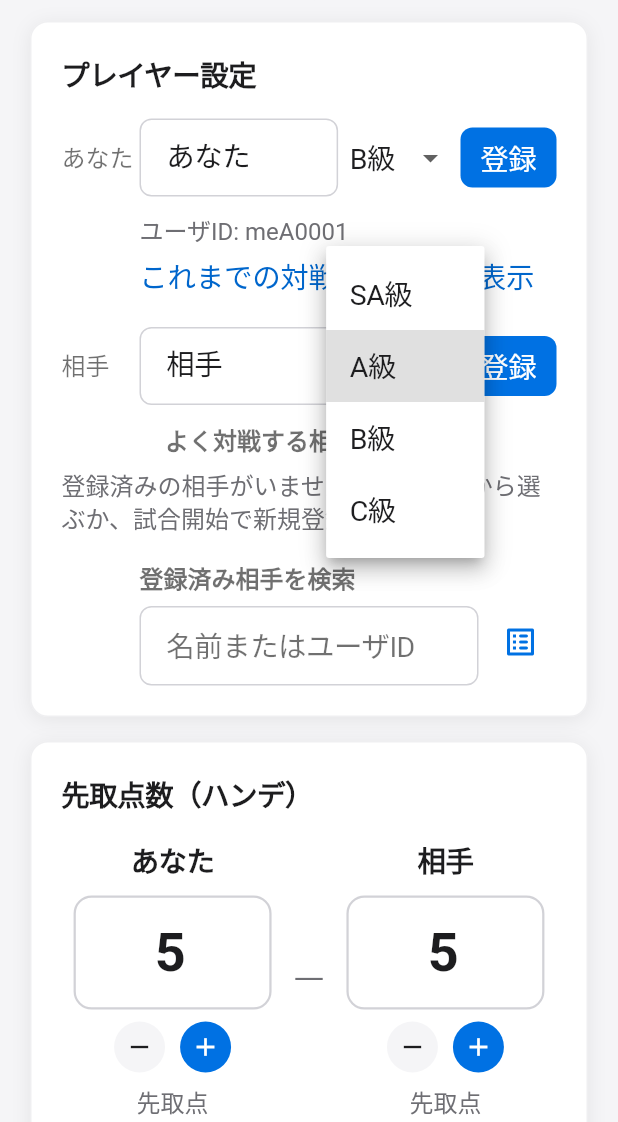
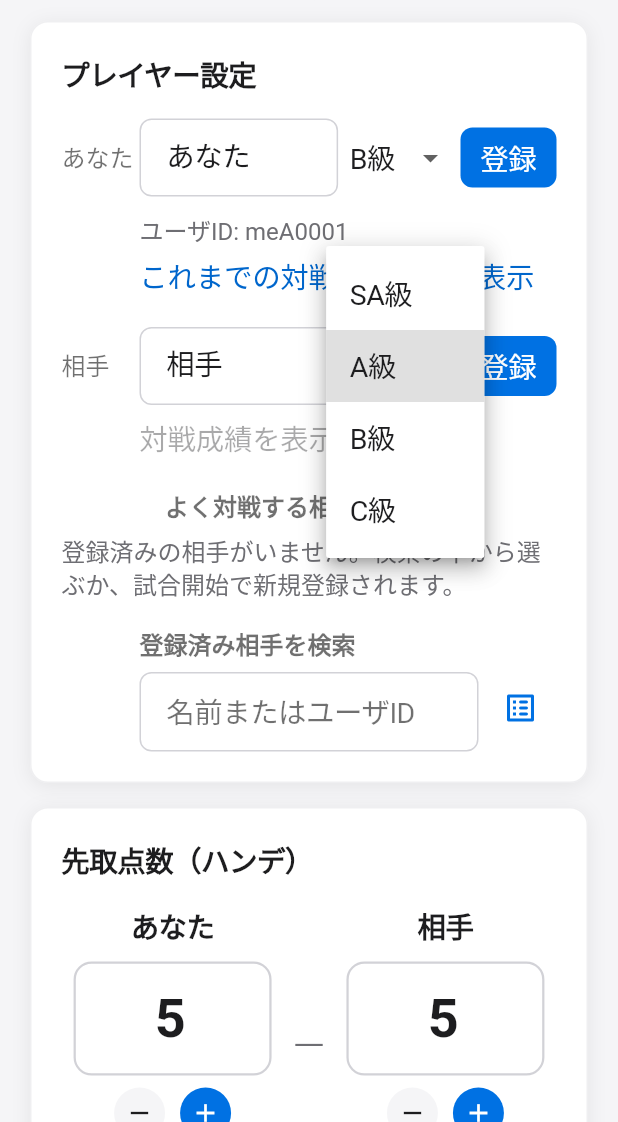
Before and after one commit to 7aota7-ai/billiards_flutter, a Flutter app: the screen it shows after launch, after a tap on "登録", after a tap on "A級", on a phone screen of 412 x 824 dp, the part 114-1236 px from its top. Run offline on Flutter 3.47's test engine with Material 3 defaults, Android fonts, the phone set to English and light mode, and no system bars; our stand-ins replace shared_preferences; Roboto replaces fonts that are missing (Meiryo UI).

Commit message:
fix: tighten setup/timer UI, scoreboard actions, and phone axis picks
Improve setup opponent block and unified timer bands; wrap foul/reset in scoreboard; phone layout editor axis select-then-drag with clearer X/Y semantics.

Co-authored-by: Cursor <cursoragent@cursor.com>

```diff
--- a/lib/screens/setup_screen.dart
+++ b/lib/screens/setup_screen.dart
@@ -705,6 +705,24 @@ class _SetupScreenState extends State<SetupScreen> {
                       ],
                     ),
                   ),
+                  Padding(
+                    padding: const EdgeInsets.only(
+                        left: _kLabeledContentInset, top: 4, bottom: 4),
+                    child: Align(
+                      alignment: Alignment.centerLeft,
+                      child: TextButton(
+                        style: TextButton.styleFrom(
+                          padding: const EdgeInsets.symmetric(
+                              horizontal: 0, vertical: 4),
+                          minimumSize: Size.zero,
+                          tapTargetSize: MaterialTapTargetSize.shrinkWrap,
+                        ),
+                        onPressed:
+                            _p2OpponentId == null ? null : _showMatchupStatsSheet,
+                        child: const Text('対戦成績を表示'),
+                      ),
+                    ),
+                  ),
                   const SizedBox(height: 12),
                   Text(
                     'よく対戦する相手から選ぶ',
@@ -835,62 +853,6 @@ class _SetupScreenState extends State<SetupScreen> {
                             ),
                           ],
                         ),
-                        if (_p2OpponentId != null) ...[
-                          const SizedBox(height: 6),
-                          DecoratedBox(
-                            decoration: BoxDecoration(
-                              color: AppleColors.white,
-                              borderRadius: BorderRadius.circular(10),
-                              border: Border.all(color: AppleColors.separator),
-                            ),
-                            child: Padding(
-                              padding: const EdgeInsets.fromLTRB(10, 8, 10, 8),
-                              child: Row(
-                                children: [
-                                  Expanded(
-                                    child: Column(
-                                      crossAxisAlignment:
-                                          CrossAxisAlignment.start,
-                                      children: [
-                                        Text(
-                                          _p2Name.text.trim().isEmpty
-                                              ? '相手'
-                                              : _p2Name.text.trim(),
-                                          maxLines: 1,
-                                          overflow: TextOverflow.ellipsis,
-                                          style: tt.bodyMedium?.copyWith(
-                                            fontWeight: FontWeight.w700,
-                                          ),
-                                        ),
-                                        const SizedBox(height: 3),
-                                        Text(
-                                          'ユーザID: $_p2OpponentId',
-                                          style: tt.labelLarge?.copyWith(
-                                            color: AppleColors
-                                                .glyphGraySecondary,
-                                          ),
-                                        ),
-                                      ],
-                                    ),
-                                  ),
-                                  const SizedBox(width: 8),
-                                  TextButton(
-                                    onPressed: _showMatchupStatsSheet,
-                                    child: const Text('対戦成績を表示'),
-                                  ),
-                                  IconButton(
-                                    tooltip: '選択解除',
-                                    icon: const Icon(Icons.close),
-                                    onPressed: () => setState(() {
-                                      _p2OpponentId = null;
-                                      _selectedStats = null;
-                                    }),
-                                  ),
-                                ],
-                              ),
-                            ),
-                          ),
-                        ],
                       ],
                     ),
                   ),
@@ -961,10 +923,15 @@ class _SetupScreenState extends State<SetupScreen> {
                         final cardHeight = (108 + w * 0.08).clamp(160.0, 220.0);
                         const narrowBreak = 600.0;
                         final narrow = w < narrowBreak;
+                        const timerBandH = 132.0;
 
                         Widget tileA() => SizedBox(
+                              width: narrow ? double.infinity : null,
+                              child: Column(
+                                crossAxisAlignment: CrossAxisAlignment.stretch,
+                                children: [
+                                  SizedBox(
                                     height: cardHeight,
-                              width: narrow ? double.infinity : null,
                                     child: _TimerModeTile(
                                       title: 'A  持ち時間',
                                       subtitle: '各自の持ち時間のあと、1ショットタイマーに切り替わります',
@@ -972,10 +939,43 @@ class _SetupScreenState extends State<SetupScreen> {
                                       onTap: () => setState(
                                           () => _tab = TimerTabKind.totalThenShot),
                                     ),
+                                  ),
+                                  const SizedBox(height: 8),
+                                  _TimerBottomBand(
+                                    height: timerBandH,
+                                    title: '時間の設定',
+                                    child: Row(
+                                      crossAxisAlignment:
+                                          CrossAxisAlignment.start,
+                                      children: [
+                                        Expanded(
+                                          child: _TimerNumericField(
+                                            label: '各自',
+                                            controller: _aTotal,
+                                            suffix: '分',
+                                          ),
+                                        ),
+                                        const SizedBox(width: 8),
+                                        Expanded(
+                                          child: _TimerNumericField(
+                                            label: '時間切れ後',
+                                            controller: _aShot,
+                                            suffix: '秒',
+                                          ),
+                                        ),
+                                      ],
+                                    ),
+                                  ),
+                                ],
+                              ),
                             );
                         Widget tileB() => SizedBox(
+                              width: narrow ? double.infinity : null,
+                              child: Column(
+                                crossAxisAlignment: CrossAxisAlignment.stretch,
+                                children: [
+                                  SizedBox(
                                     height: cardHeight,
-                              width: narrow ? double.infinity : null,
                                     child: _TimerModeTile(
                                       title: 'B  1ショットクロック',
                                       subtitle: '１ショットごとにカウント',
@@ -983,10 +983,35 @@ class _SetupScreenState extends State<SetupScreen> {
                                       onTap: () => setState(
                                           () => _tab = TimerTabKind.shotClockOnly),
                                     ),
+                                  ),
+                                  const SizedBox(height: 8),
+                                  _TimerBottomBand(
+                                    height: timerBandH,
+                                    title: '時間の設定',
+                                    child: Row(
+                                      crossAxisAlignment:
+                                          CrossAxisAlignment.start,
+                                      children: [
+                                        Expanded(
+                                          child: _TimerNumericField(
+                                            label: '制限時間',
+                                            controller: _bShot,
+                                            suffix: '秒',
+                                          ),
+                                        ),
+                                      ],
+                                    ),
+                                  ),
+                                ],
+                              ),
                             );
                         Widget tileC() => SizedBox(
+                              width: narrow ? double.infinity : null,
+                              child: Column(
+                                crossAxisAlignment: CrossAxisAlignment.stretch,
+                                children: [
+                                  SizedBox(
                                     height: cardHeight,
-                              width: narrow ? double.infinity : null,
                                     child: _TimerModeTile(
                                       title: 'C  制限なし',
                                       subtitle: 'タイマーなしで進行します',
@@ -994,16 +1019,42 @@ class _SetupScreenState extends State<SetupScreen> {
                                       onTap: () => setState(
                                           () => _tab = TimerTabKind.unlimited),
                                     ),
+                                  ),
+                                  const SizedBox(height: 8),
+                                  const _TimerBottomBand(
+                                    height: timerBandH,
+                                    title: '時間の設定',
+                                    child: _TimerBottomBandPlaceholder(
+                                      text: '入力なし',
+                                    ),
+                                  ),
+                                ],
+                              ),
                             );
                         Widget tileD() => SizedBox(
+                              width: narrow ? double.infinity : null,
+                              child: Column(
+                                crossAxisAlignment: CrossAxisAlignment.stretch,
+                                children: [
+                                  SizedBox(
                                     height: cardHeight,
-                              width: narrow ? double.infinity : null,
                                     child: _TimerModeTile(
                                       title: 'D  制限なし（カウントナイン）',
                                       subtitle: 'カウントナイン専用スコアボード',
                                       selected: _tab == TimerTabKind.countNine,
                                       onTap: () => setState(
                                           () => _tab = TimerTabKind.countNine),
+                                    ),
+                                  ),
+                                  const SizedBox(height: 8),
+                                  const _TimerBottomBand(
+                                    height: timerBandH,
+                                    title: '時間の設定',
+                                    child: _TimerBottomBandPlaceholder(
+                                      text: '入力なし',
+                                    ),
+                                  ),
+                                ],
                               ),
                             );
 
@@ -1055,60 +1106,6 @@ class _SetupScreenState extends State<SetupScreen> {
                       },
                     ),
                   ),
-                  const SizedBox(height: 12),
-                  if (_tab == TimerTabKind.totalThenShot) ...[
-                    // IntrinsicHeight+stretch は初回レイアウトで intrinsic と実高さが 1px ずれて overflow しやすい
-                    Row(
-                      crossAxisAlignment: CrossAxisAlignment.start,
-                      children: [
-                        Expanded(
-                          child: _TimerOptColumn(
-                            label: '持ち時間（各自）',
-                            field: _aTotal,
-                            suffix: '分',
-                          ),
-                        ),
-                        const SizedBox(width: 12),
-                        Expanded(
-                          child: _TimerOptColumn(
-                            label: '時間切れ後の1ショット',
-                            field: _aShot,
-                            suffix: '秒',
-                          ),
-                        ),
-                      ],
-                    ),
-                    Padding(
-                      padding: const EdgeInsets.only(top: 8),
-                      child: Text(
-                        '持ち時間が切れたら1ショットタイマーに切り替わります。',
-                        style: tt.labelLarge?.copyWith(
-                          color: AppleColors.glyphGraySecondary,
-                          height: 1.35,
-                        ),
-                      ),
-                    ),
-                  ],
-                  if (_tab == TimerTabKind.shotClockOnly) ...[
-                    _OptRow(
-                      label: '1ショットの制限時間',
-                      field: _bShot,
-                      suffix: '秒',
-                      min: 5,
-                      max: 300,
-                      compact: true,
-                    ),
-                    Padding(
-                      padding: const EdgeInsets.only(top: 2),
-                      child: Text(
-                        'スタート後にカウントダウン。一時停止・リセットは相手が操作します。',
-                        style: tt.labelLarge?.copyWith(
-                          color: AppleColors.glyphGraySecondary,
-                          height: 1.35,
-                        ),
-                      ),
-                    ),
-                  ],
                   if (_tab == TimerTabKind.unlimited)
                     Padding(
                       padding: const EdgeInsets.only(top: 4),
@@ -1133,21 +1130,40 @@ class _SetupScreenState extends State<SetupScreen> {
             _CardBlock(
               title: 'マッチ設定',
               badge: '任意',
-              child: Row(
+              child: Column(
+                crossAxisAlignment: CrossAxisAlignment.start,
+                children: [
+                  Text(
+                    '連続でセットマッチを行う際に利用できる機能です',
+                    style: tt.labelLarge?.copyWith(
+                      color: AppleColors.glyphGraySecondary,
+                      height: 1.35,
+                    ),
+                  ),
+                  const SizedBox(height: 10),
+                  Row(
                     children: [
                       Text(
                         '最大セット数',
-                    style: tt.bodyMedium
-                        ?.copyWith(color: AppleColors.textSecondary),
+                        style:
+                            tt.bodyMedium?.copyWith(color: AppleColors.textSecondary),
                       ),
                       const SizedBox(width: 8),
                       Expanded(
                         child: DropdownButtonFormField<int>(
-                      value: _maxSets,
+                          initialValue: _maxSets,
+                          isExpanded: true,
                           decoration: const InputDecoration(
                             isDense: true,
                             border: OutlineInputBorder(),
                           ),
+                          selectedItemBuilder: (context) => const [
+                            Text('設定しない（スコアのみ）', overflow: TextOverflow.ellipsis),
+                            Text('3セット（先取2）', overflow: TextOverflow.ellipsis),
+                            Text('5セット（先取3）', overflow: TextOverflow.ellipsis),
+                            Text('7セット（先取4）', overflow: TextOverflow.ellipsis),
+                            Text('9セット（先取5）', overflow: TextOverflow.ellipsis),
+                          ],
                           items: const [
                             DropdownMenuItem(value: 0, child: Text('設定しない（スコアのみ）')),
                             DropdownMenuItem(value: 3, child: Text('3セット（先取2）')),
@@ -1157,6 +1173,8 @@ class _SetupScreenState extends State<SetupScreen> {
                           ],
                           onChanged: (v) => setState(() => _maxSets = v ?? 0),
                         ),
+                      ),
+                    ],
                   ),
                 ],
               ),
@@ -1168,12 +1186,15 @@ class _SetupScreenState extends State<SetupScreen> {
               child: FilledButton(
                 onPressed: _targetsValid ? () => _start() : null,
                 style: FilledButton.styleFrom(
-                  padding: const EdgeInsets.symmetric(vertical: 16),
+                  padding: const EdgeInsets.symmetric(vertical: 12),
                   shape: RoundedRectangleBorder(
                     borderRadius: BorderRadius.circular(12),
                   ),
                 ),
-                child: const Text('試合開始'),
+                child: Text(
+                  '試合開始',
+                  style: tt.titleMedium?.copyWith(height: 1.2),
+                ),
               ),
             ),
             const SizedBox(height: 28),
@@ -1356,7 +1377,7 @@ class _HandePlayer extends StatelessWidget {
               keyboardType: TextInputType.number,
               textAlign: TextAlign.center,
               inputFormatters: [FilteringTextInputFormatter.digitsOnly],
-              style: TextStyle(
+              style: const TextStyle(
                 fontSize: _inputFontSize,
                 fontWeight: FontWeight.w600,
                 height: 1.1,
@@ -1453,87 +1474,128 @@ class _TargetAdjustButton extends StatelessWidget {
   }
 }
 
-/// モードA: 持ち時間・ショット時間（横並び・フォント拡大）
-class _TimerOptColumn extends StatelessWidget {
-  const _TimerOptColumn({
-    required this.label,
-    required this.field,
-    required this.suffix,
+/// タイマー各列の下段: A/B と同じ高さ・枠線で統一する
+class _TimerBottomBand extends StatelessWidget {
+  const _TimerBottomBand({
+    required this.height,
+    required this.title,
+    required this.child,
   });
 
-  final String label;
-  final TextEditingController field;
-  final String suffix;
-
-  static const double _scale = 1.2;
+  final double height;
+  final String title;
+  final Widget child;
 
   @override
   Widget build(BuildContext context) {
     final tt = Theme.of(context).textTheme;
-    final labelFs = (tt.labelLarge?.fontSize ?? 14) * _scale;
-    final fieldFs = (tt.bodyLarge?.fontSize ?? 17) * _scale;
-    final suffixStyle = tt.labelLarge?.copyWith(
-      fontSize: labelFs * 0.95,
+    return SizedBox(
+      height: height,
+      child: DecoratedBox(
+        decoration: BoxDecoration(
+          color: AppleColors.lightGray.withValues(alpha: 0.45),
+          borderRadius: BorderRadius.circular(10),
+          border: Border.all(color: AppleColors.separator.withValues(alpha: 0.6)),
+        ),
+        child: Padding(
+          padding: const EdgeInsets.fromLTRB(10, 10, 10, 10),
+          child: Column(
+            crossAxisAlignment: CrossAxisAlignment.stretch,
+            children: [
+              Text(
+                title,
+                style: tt.labelLarge?.copyWith(
+                  color: AppleColors.textSecondary,
+                  fontWeight: FontWeight.w700,
+                  letterSpacing: 0.2,
+                ),
+              ),
+              const SizedBox(height: 10),
+              Expanded(child: child),
+            ],
+          ),
+        ),
+      ),
+    );
+  }
+}
+
+class _TimerBottomBandPlaceholder extends StatelessWidget {
+  const _TimerBottomBandPlaceholder({
+    required this.text,
+  });
+
+  final String text;
+
+  @override
+  Widget build(BuildContext context) {
+    final tt = Theme.of(context).textTheme;
+    return Align(
+      alignment: Alignment.center,
+      child: Text(
+        text,
+        style: tt.labelLarge?.copyWith(
           color: AppleColors.glyphGraySecondary,
           fontWeight: FontWeight.w500,
-    );
-
-    final borderRadius = BorderRadius.circular(8);
-    final outlineBorder = OutlineInputBorder(
-      borderRadius: borderRadius,
-      borderSide: const BorderSide(color: AppleColors.separator),
-    );
-    final outlineFocused = OutlineInputBorder(
-      borderRadius: borderRadius,
-      borderSide: const BorderSide(color: AppleColors.appleBlue, width: 2),
-    );
-
+        ),
+      ),
+    );
+  }
+}
+
+class _TimerNumericField extends StatelessWidget {
+  const _TimerNumericField({
+    required this.label,
+    required this.controller,
+    required this.suffix,
+  });
+
+  final String label;
+  final TextEditingController controller;
+  final String suffix;
+
+  static const OutlineInputBorder _border = OutlineInputBorder();
+
+  @override
+  Widget build(BuildContext context) {
+    final tt = Theme.of(context).textTheme;
     return Column(
+      mainAxisAlignment: MainAxisAlignment.start,
+      crossAxisAlignment: CrossAxisAlignment.start,
       mainAxisSize: MainAxisSize.min,
-      crossAxisAlignment: CrossAxisAlignment.start,
-      children: [
-        Text(
-          label,
-          style: tt.labelLarge?.copyWith(
-            fontSize: labelFs,
-            color: AppleColors.textSecondary,
-            fontWeight: FontWeight.w500,
-            height: 1.25,
-          ),
-        ),
-        const SizedBox(height: 8),
+      children: [
         Row(
           crossAxisAlignment: CrossAxisAlignment.center,
           children: [
-            SizedBox(
-              width: 68,
+            Expanded(
               child: TextField(
-                controller: field,
+                controller: controller,
                 keyboardType: TextInputType.number,
                 textAlign: TextAlign.center,
                 inputFormatters: [FilteringTextInputFormatter.digitsOnly],
-                style: TextStyle(
-                  fontSize: fieldFs,
-                  fontWeight: FontWeight.w600,
-                  color: AppleColors.textPrimary,
-                ),
                 decoration: InputDecoration(
                   isDense: true,
+                  labelText: label,
                   filled: true,
                   fillColor: AppleColors.white,
-                  contentPadding: EdgeInsets.symmetric(
-                    vertical: (10 * _scale).floorToDouble(),
-                    horizontal: 8,
-                  ),
-                  border: outlineBorder,
-                  enabledBorder: outlineBorder,
-                  focusedBorder: outlineFocused,
-                  disabledBorder: outlineBorder,
+                  border: _border,
+                  enabledBorder: _border,
+                  focusedBorder: const OutlineInputBorder(
+                    borderSide: BorderSide(color: AppleColors.appleBlue, width: 2),
+                  ),
+                  contentPadding:
+                      const EdgeInsets.symmetric(horizontal: 8, vertical: 10),
                 ),
               ),
             ),
             const SizedBox(width: 6),
-            Text(suffix, style: suffixStyle),
+            Text(
+              suffix,
+              style: tt.labelLarge?.copyWith(
+                color: AppleColors.glyphGraySecondary,
+                fontWeight: FontWeight.w600,
+              ),
+            ),
           ],
         ),
       ],
@@ -1632,68 +1694,3 @@ class _TimerModeTile extends StatelessWidget {
     return card;
   }
 }
-
-class _OptRow extends StatelessWidget {
-  const _OptRow({
-    required this.label,
-    required this.field,
-    required this.suffix,
-    required this.min,
-    required this.max,
-    this.compact = false,
-  });
-
-  final String label;
-  final TextEditingController field;
-  final String suffix;
-  final int min;
-  final int max;
-  final bool compact;
-
-  @override
-  Widget build(BuildContext context) {
-    final labelStyle = Theme.of(context).textTheme.labelLarge?.copyWith(
-          color: AppleColors.textSecondary,
-          fontWeight: FontWeight.w500,
-        );
-    return Padding(
-      padding: EdgeInsets.only(bottom: compact ? 4 : 8),
-      child: Row(
-        crossAxisAlignment: CrossAxisAlignment.center,
-        children: [
-          if (compact)
-            SizedBox(
-              width: 148,
-              child: Text(label, style: labelStyle),
-            )
-          else
-            Expanded(
-              child: Text(label, style: labelStyle),
-            ),
-          if (compact) const SizedBox(width: 10),
-          SizedBox(
-            width: 56,
-            child: TextField(
-              controller: field,
-              keyboardType: TextInputType.number,
-              textAlign: TextAlign.center,
-              inputFormatters: [FilteringTextInputFormatter.digitsOnly],
-              decoration: const InputDecoration(
-                isDense: true,
-                contentPadding:
-                    EdgeInsets.symmetric(vertical: 6, horizontal: 6),
-              ),
-            ),
-          ),
-          const SizedBox(width: 4),
-          Text(
-            suffix,
-            style: Theme.of(context).textTheme.labelLarge?.copyWith(
-                  color: AppleColors.glyphGraySecondary,
-                ),
-          ),
-        ],
-      ),
-    );
-  }
-}
```
Also changed, not shown: lib/screens/ball_layout_editor_screen.dart (+81 -14 lines), lib/screens/game_screen.dart (+11 -13 lines). Lines whose indentation alone changed are shown as unchanged.
